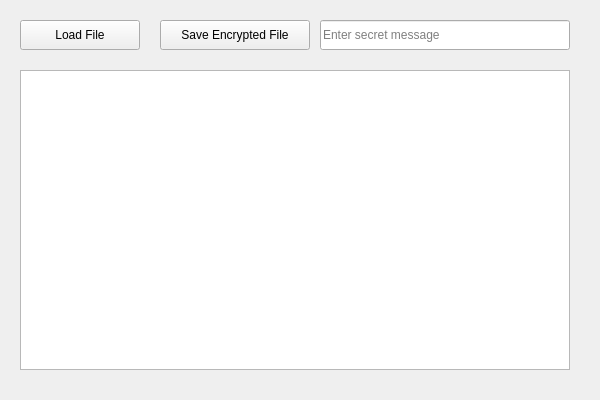
This is src/view/MainWindow.ui in bybish/Steganography as Qt 5 draws it before an edit. The edited form follows.
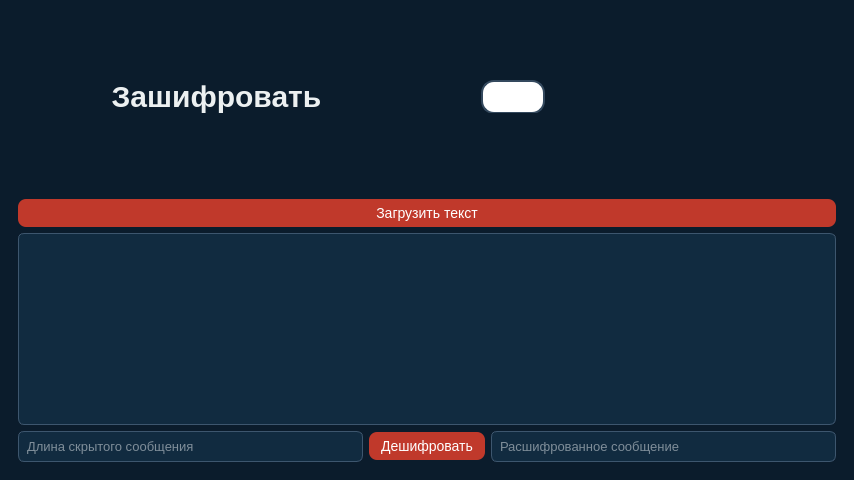
This is the edited form. The open tabs and pages were chosen to show the change.

Commit message: Дизайн приложения

What changed in the file:
```diff
--- a/src/view/MainWindow.ui
+++ b/src/view/MainWindow.ui
@@ -1,52 +1,292 @@
 <?xml version="1.0" encoding="UTF-8"?>
 <ui version="4.0">
-    <class>MainWindow</class>
-    <widget class="QMainWindow" name="MainWindow">
-        <property name="geometry">
-            <rect>
-                <x>0</x><y>0</y><width>600</width><height>400</height>
-            </rect>
-        </property>
-        <widget class="QWidget" name="centralwidget">
-            <widget class="QPushButton" name="btnLoad">
-                <property name="geometry">
-                    <rect>
-                        <x>20</x><y>20</y><width>120</width><height>30</height>
-                    </rect>
-                </property>
+ <class>MainWindow</class>
+ <widget class="QMainWindow" name="MainWindow">
+   <property name="geometry">
+     <rect>
+       <x>0</x>
+       <y>0</y>
+       <width>854</width>
+       <height>480</height>
+     </rect>
+   </property>
+   <property name="windowTitle">
+     <string>Шифратор</string>
+   </property>
+  <widget class="QWidget" name="centralwidget">
+   <property name="styleSheet">
+    <string notr="true">
+        /* Основные стили */
+        QWidget {
+            background-color: #0b1c2c;
+            color: #ecf0f1;
+            font-family: "Segoe UI", sans-serif;
+        }
+        QLabel {
+            color: #ecf0f1;
+        }
+        QLineEdit, QTextEdit {
+            background-color: #112b40;
+            border: 1px solid #3d566e;
+            color: #ecf0f1;
+            border-radius: 6px;
+            padding: 6px;
+            font-size: 13px;
+        }
+        QPushButton {
+            background-color: #c0392b;
+            color: white;
+            border-radius: 8px;
+            padding: 6px 12px;
+            font-size: 14px;
+        }
+        QPushButton:hover {
+            background-color: #922b21;
+        }
+
+        /* Стиль переключателя */
+        QCheckBox {
+            spacing: 8px;
+            color: #ecf0f1;
+        }
+        QCheckBox::indicator {
+            width: 60px;
+            height: 30px;
+            border-radius: 15px;
+            background-color: #7f8c8d;
+            border: 2px solid #34495e;
+        }
+        QCheckBox::indicator:checked {
+            background-color: #2ecc71;
+            border: 2px solid #27ae60;
+        }
+        QCheckBox::indicator:unchecked {
+            background-color: #7f8c8d;
+            border: 2px solid #34495e;
+        }
+        QCheckBox::indicator:checked:hover {
+            background-color: #27ae60;
+        }
+        QCheckBox::indicator:unchecked:hover {
+            background-color: #95a5a6;
+        }
+        QCheckBox::indicator:disabled {
+            background-color: #34495e;
+        }
+        QCheckBox::indicator::before {
+            content: "";
+            position: absolute;
+            width: 26px;
+            height: 26px;
+            left: 2px;
+            top: 2px;
+            border-radius: 13px;
+            background-color: white;
+            transition: left 0.3s ease-in-out;
+            box-shadow: 0 2px 4px rgba(0,0,0,0.2);
+        }
+
+        QCheckBox::indicator:checked::before {
+            left: calc(100% - 28px); /* Переводит ползунок в правую сторону */
+        }
+    </string>
+   </property>
+   <layout class="QVBoxLayout" name="mainLayout">
+    <item>
+     <layout class="QHBoxLayout" name="topBarLayout">
+      <item>
+        <widget class="QWidget" name="leftPart">
+          <property name="sizePolicy">
+            <sizepolicy hsizetype="Preferred" vsizetype="Preferred">
+              <horstretch>1</horstretch>
+              <verstretch>-2</verstretch>
+            </sizepolicy>
+          </property>
+          <layout class="QVBoxLayout" name="leftPartLayout">
+            <item>
+              <widget class="QLabel" name="labelModeTitle">
                 <property name="text">
-                    <string>Load File</string>
+                  <string>Зашифровать</string>
                 </property>
-            </widget>
-            <widget class="QPushButton" name="btnSave">
-                <property name="geometry">
-                    <rect>
-                        <x>160</x><y>20</y><width>150</width><height>30</height>
-                    </rect>
+                <property name="alignment">
+                  <set>Qt::AlignCenter</set>
                 </property>
-                <property name="text">
-                    <string>Save Encrypted File</string>
+                <property name="styleSheet">
+                  <string notr="true">
+                    font-weight: bold;
+                    font-size: 30px;
+                  </string>
                 </property>
-            </widget>
-            <widget class="QLineEdit" name="lineEditMessage">
-                <property name="geometry">
-                    <rect>
-                        <x>320</x><y>20</y><width>250</width><height>30</height>
-                    </rect>
-                </property>
-                <property name="placeholderText">
-                    <string>Enter secret message</string>
-                </property>
-            </widget>
-            <widget class="QTextEdit" name="textEditInput">
-                <property name="geometry">
-                    <rect>
-                        <x>20</x><y>70</y><width>550</width><height>300</height>
-                    </rect>
-                </property>
-            </widget>
+              </widget>
+            </item>
+          </layout>
         </widget>
-    </widget>
-    <resources/>
-    <connections/>
+      </item>
+        <item>
+            <widget class="QWidget" name="rightPart">
+                <property name="sizePolicy">
+                    <sizepolicy hsizetype="Preferred" vsizetype="Preferred">
+                        <horstretch>1</horstretch>
+                        <verstretch>0</verstretch>
+                    </sizepolicy>
+                </property>
+                <layout class="QVBoxLayout" name="rightPartLayout">
+                    <item>
+                        <spacer name="verticalSpacerTop">
+                            <property name="sizeHint" stdset="0">
+                                <size>
+                                    <width>20</width>
+                                    <height>40</height>
+                                </size>
+                            </property>
+                        </spacer>
+                    </item>
+                    <item>
+                        <layout class="QHBoxLayout" name="toggleLayout">
+                            <item>
+                                <spacer name="horizontalSpacerLeft">
+                                    <property name="sizeHint" stdset="0">
+                                        <size>
+                                            <width>40</width>
+                                            <height>20</height>
+                                        </size>
+                                    </property>
+                                </spacer>
+                            </item>
+
+                            <item>
+                                <widget class="QCheckBox" name="toggleMode">
+                                    <property name="text">
+                                        <string/> <!-- Пустая строка - убираем текст -->
+                                    </property>
+                                    <property name="toolTip">
+                                        <string>Переключить режим шифрования/дешифрования</string>
+                                    </property>
+                                    <property name="styleSheet">
+                                        <string notr="true">
+                                            QCheckBox::indicator {
+                                                width: 60px;
+                                                height: 30px;
+                                            }
+                                        </string>
+                                    </property>
+                                </widget>
+                            </item>
+                            <item>
+                                <spacer name="horizontalSpacerRight">
+                                    <property name="sizeHint" stdset="0">
+                                        <size>
+                                            <width>40</width>
+                                            <height>20</height>
+                                        </size>
+                                    </property>
+                                </spacer>
+                            </item>
+                        </layout>
+                    </item>
+                    <item>
+                        <spacer name="verticalSpacerBottom">
+                            <property name="sizeHint" stdset="0">
+                                <size>
+                                    <width>20</width>
+                                    <height>40</height>
+                                </size>
+                            </property>
+                        </spacer>
+                    </item>
+                </layout>
+            </widget>
+        </item>
+    </layout>
+    </item>
+    <item>
+     <widget class="QStackedWidget" name="stackedWidget">
+      <widget class="QWidget" name="pageEncrypt">
+       <layout class="QVBoxLayout" name="encryptLayout">
+        <item>
+         <widget class="QPushButton" name="btnLoad">
+          <property name="text">
+           <string>Загрузить текст</string>
+          </property>
+         </widget>
+        </item>
+        <item>
+         <widget class="QTextEdit" name="textEditMainEncrypt"/>
+        </item>
+        <item>
+         <layout class="QHBoxLayout" name="encryptBottomLayout">
+          <item>
+           <widget class="QLineEdit" name="lineEditMessage">
+            <property name="placeholderText">
+             <string>Введите сообщение для шифрования</string>
+            </property>
+           </widget>
+          </item>
+          <item>
+           <widget class="QPushButton" name="btnEncrypt">
+            <property name="text">
+             <string>Зашифровать</string>
+            </property>
+           </widget>
+          </item>
+          <item>
+           <widget class="QPushButton" name="btnSave">
+            <property name="text">
+             <string>Сохранить файл</string>
+            </property>
+           </widget>
+          </item>
+         </layout>
+        </item>
+       </layout>
+      </widget>
+      <widget class="QWidget" name="pageDecrypt">
+       <layout class="QVBoxLayout" name="decryptLayout">
+        <item>
+         <widget class="QPushButton" name="btnLoad_2">
+          <property name="text">
+           <string>Загрузить текст</string>
+          </property>
+         </widget>
+        </item>
+        <item>
+         <widget class="QTextEdit" name="textEditMainDecrypt"/>
+        </item>
+        <item>
+         <layout class="QHBoxLayout" name="decryptBottomLayout">
+          <item>
+           <widget class="QLineEdit" name="lineEditMsgLength">
+            <property name="placeholderText">
+             <string>Длина скрытого сообщения</string>
+            </property>
+           </widget>
+          </item>
+          <item>
+           <widget class="QPushButton" name="btnDecrypt">
+            <property name="text">
+             <string>Дешифровать</string>
+            </property>
+           </widget>
+          </item>
+          <item>
+           <widget class="QLineEdit" name="lineEditDecrypted">
+            <property name="readOnly">
+             <bool>true</bool>
+            </property>
+            <property name="placeholderText">
+             <string>Расшифрованное сообщение</string>
+            </property>
+           </widget>
+          </item>
+         </layout>
+        </item>
+       </layout>
+      </widget>
+     </widget>
+    </item>
+   </layout>
+  </widget>
+ </widget>
+ <resources/>
+ <connections/>
 </ui>
```
The commit also changes 2 other files.
